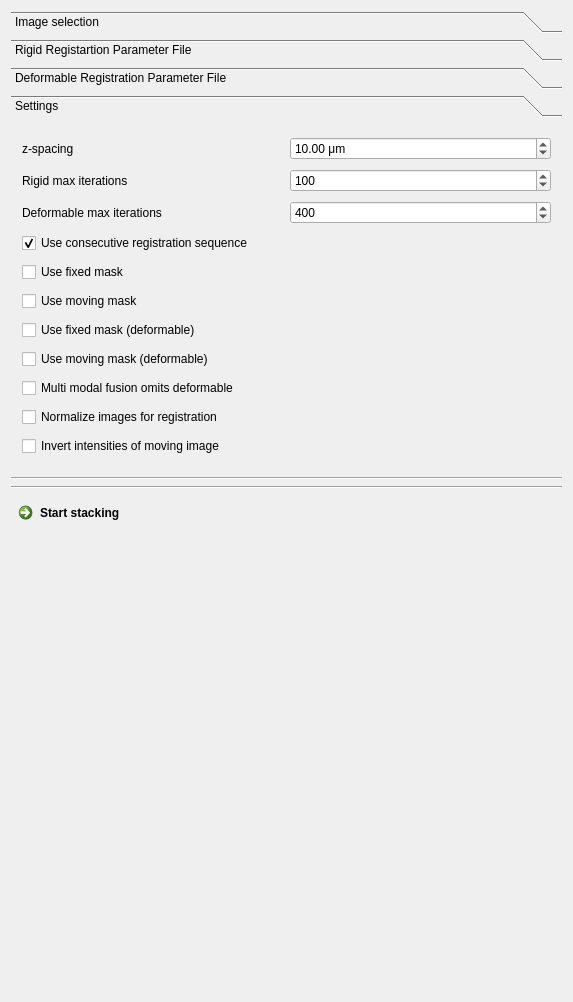
First picture: the form in Plugins/org.mitk.gui.qt.m2.Reconstruction3D/src/internal/m2Reconstruction3DControls.ui, repository m2aia/m2aia, before the edit.
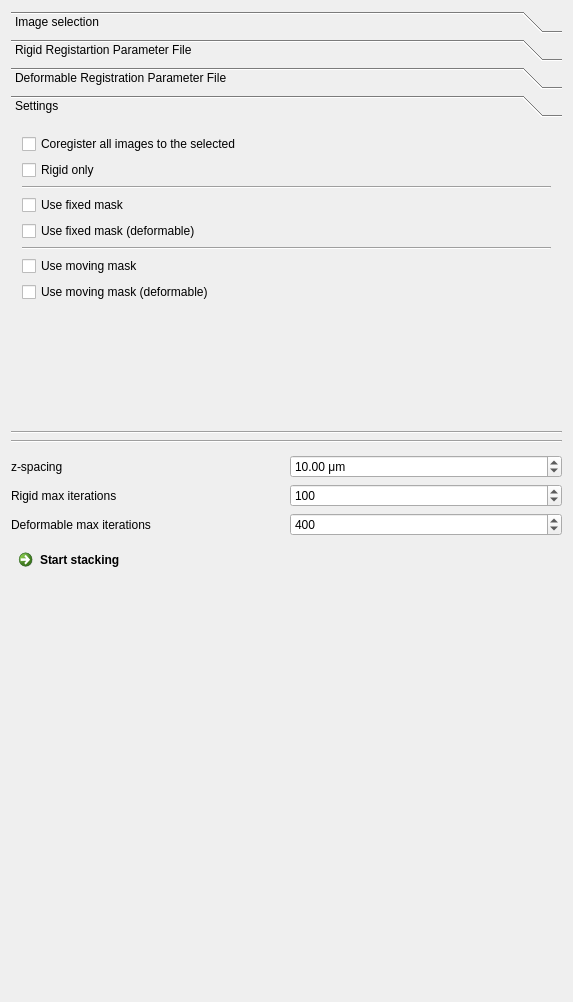
Second picture: the form after the edit. The open tabs and pages were chosen to show the change. Custom widgets are drawn as their Qt base class.

Diff of the .ui file:
```diff
--- a/Plugins/org.mitk.gui.qt.m2.Reconstruction3D/src/internal/m2Reconstruction3DControls.ui
+++ b/Plugins/org.mitk.gui.qt.m2.Reconstruction3D/src/internal/m2Reconstruction3DControls.ui
@@ -337,7 +337,7 @@
         <x>0</x>
         <y>0</y>
         <width>555</width>
-        <height>346</height>
+        <height>272</height>
        </rect>
       </property>
       <attribute name="label">
@@ -345,99 +345,23 @@
       </attribute>
       <layout class="QVBoxLayout" name="verticalLayout_2">
        <item>
-        <layout class="QHBoxLayout" name="horizontalLayout">
-         <item>
-          <widget class="QLabel" name="label_2">
-           <property name="minimumSize">
-            <size>
-             <width>0</width>
-             <height>0</height>
-            </size>
-           </property>
-           <property name="maximumSize">
-            <size>
-             <width>16777215</width>
-             <height>16777215</height>
-            </size>
-           </property>
-           <property name="text">
-            <string>z-spacing</string>
-           </property>
-          </widget>
-         </item>
-         <item>
-          <widget class="QDoubleSpinBox" name="spinBoxZSpacing">
-           <property name="suffix">
-            <string> μm</string>
-           </property>
-           <property name="decimals">
-            <number>2</number>
-           </property>
-           <property name="maximum">
-            <double>10000.000000000000000</double>
-           </property>
-           <property name="value">
-            <double>10.000000000000000</double>
-           </property>
-          </widget>
-         </item>
-        </layout>
+        <widget class="QCheckBox" name="chkBxCoRegistrationToSelected">
+         <property name="text">
+          <string>Coregister all images to the selected</string>
+         </property>
+        </widget>
        </item>
        <item>
-        <layout class="QHBoxLayout" name="horizontalLayout_3">
-         <item>
-          <widget class="QLabel" name="label">
-           <property name="text">
-            <string>Rigid max iterations</string>
-           </property>
-          </widget>
-         </item>
-         <item>
-          <widget class="QSpinBox" name="RigidMaxIters">
-           <property name="suffix">
-            <string/>
-           </property>
-           <property name="maximum">
-            <number>100000</number>
-           </property>
-           <property name="value">
-            <number>100</number>
-           </property>
-          </widget>
-         </item>
-        </layout>
-       </item>
-       <item>
-        <layout class="QHBoxLayout" name="horizontalLayout_4">
-         <item>
-          <widget class="QLabel" name="label_3">
-           <property name="text">
-            <string>Deformable max iterations</string>
-           </property>
-          </widget>
-         </item>
-         <item>
-          <widget class="QSpinBox" name="DeformableMaxIters">
-           <property name="maximum">
-            <number>100000</number>
-           </property>
-           <property name="value">
-            <number>400</number>
-           </property>
-          </widget>
-         </item>
-        </layout>
-       </item>
-       <item>
-        <widget class="QCheckBox" name="chkBxUseConsecutiveSequence">
-         <property name="toolTip">
-          <string>&lt;html&gt;&lt;head/&gt;&lt;body&gt;&lt;p&gt;Starting rom the selected item all items above and below are registered consecutively.&lt;/p&gt;&lt;/body&gt;&lt;/html&gt;</string>
-         </property>
+        <widget class="QCheckBox" name="chkBxOmitDeformable">
          <property name="text">
-          <string>Use consecutive registration sequence</string>
+          <string>Rigid only</string>
          </property>
-         <property name="checked">
-          <bool>true</bool>
+        </widget>
+       </item>
+       <item>
+        <widget class="Line" name="line_2">
+         <property name="orientation">
+          <enum>Qt::Horizontal</enum>
          </property>
         </widget>
        </item>
@@ -451,16 +375,6 @@
          </property>
         </widget>
        </item>
-       <item>
-        <widget class="QCheckBox" name="chkBxUseMovingMask">
-         <property name="text">
-          <string>Use moving mask</string>
-         </property>
-         <property name="checked">
-          <bool>false</bool>
-         </property>
-        </widget>
-       </item>
        <item>
         <widget class="QCheckBox" name="chkBxUseFixedMaskDeform">
          <property name="text">
@@ -471,6 +385,23 @@
          </property>
         </widget>
        </item>
+       <item>
+        <widget class="Line" name="line_3">
+         <property name="orientation">
+          <enum>Qt::Horizontal</enum>
+         </property>
+        </widget>
+       </item>
+       <item>
+        <widget class="QCheckBox" name="chkBxUseMovingMask">
+         <property name="text">
+          <string>Use moving mask</string>
+         </property>
+         <property name="checked">
+          <bool>false</bool>
+         </property>
+        </widget>
+       </item>
        <item>
         <widget class="QCheckBox" name="chkBxUseMovingMaskDeform">
          <property name="text">
@@ -482,25 +413,17 @@
         </widget>
        </item>
        <item>
-        <widget class="QCheckBox" name="chkBxOmitDeformable">
-         <property name="text">
-          <string>Multi modal fusion omits deformable</string>
+        <spacer name="verticalSpacer_2">
+         <property name="orientation">
+          <enum>Qt::Vertical</enum>
          </property>
-        </widget>
-       </item>
-       <item>
-        <widget class="QCheckBox" name="chkBxNormalization">
-         <property name="text">
-          <string>Normalize images for registration</string>
+         <property name="sizeHint" stdset="0">
+          <size>
+           <width>20</width>
+           <height>40</height>
+          </size>
          </property>
-        </widget>
-       </item>
-       <item>
-        <widget class="QCheckBox" name="chkBxInvertIntensities">
-         <property name="text">
-          <string>Invert intensities of moving image</string>
-         </property>
-        </widget>
+        </spacer>
        </item>
       </layout>
      </widget>
@@ -521,16 +444,102 @@
     </widget>
    </item>
    <item>
-    <layout class="QHBoxLayout" name="horizontalLayout_2">
+    <layout class="QHBoxLayout" name="horizontalLayout_2"/>
+   </item>
+   <item>
+    <widget class="QmitkSingleNodeSelectionWidget" name="centroidListSelector" native="true"/>
+   </item>
+   <item>
+    <layout class="QHBoxLayout" name="horizontalLayout">
      <item>
-      <widget class="QCommandLinkButton" name="btnStartStacking">
+      <widget class="QLabel" name="label_2">
+       <property name="minimumSize">
+        <size>
+         <width>0</width>
+         <height>0</height>
+        </size>
+       </property>
+       <property name="maximumSize">
+        <size>
+         <width>16777215</width>
+         <height>16777215</height>
+        </size>
+       </property>
        <property name="text">
-        <string>Start stacking</string>
+        <string>z-spacing</string>
        </property>
       </widget>
      </item>
+     <item>
+      <widget class="QDoubleSpinBox" name="spinBoxZSpacing">
+       <property name="suffix">
+        <string> μm</string>
+       </property>
+       <property name="decimals">
+        <number>2</number>
+       </property>
+       <property name="maximum">
+        <double>10000.000000000000000</double>
+       </property>
+       <property name="value">
+        <double>10.000000000000000</double>
+       </property>
+      </widget>
+     </item>
     </layout>
    </item>
+   <item>
+    <layout class="QHBoxLayout" name="horizontalLayout_3">
+     <item>
+      <widget class="QLabel" name="label">
+       <property name="text">
+        <string>Rigid max iterations</string>
+       </property>
+      </widget>
+     </item>
+     <item>
+      <widget class="QSpinBox" name="RigidMaxIters">
+       <property name="suffix">
+        <string/>
+       </property>
+       <property name="maximum">
+        <number>100000</number>
+       </property>
+       <property name="value">
+        <number>100</number>
+       </property>
+      </widget>
+     </item>
+    </layout>
+   </item>
+   <item>
+    <layout class="QHBoxLayout" name="horizontalLayout_4">
+     <item>
+      <widget class="QLabel" name="label_3">
+       <property name="text">
+        <string>Deformable max iterations</string>
+       </property>
+      </widget>
+     </item>
+     <item>
+      <widget class="QSpinBox" name="DeformableMaxIters">
+       <property name="maximum">
+        <number>100000</number>
+       </property>
+       <property name="value">
+        <number>400</number>
+       </property>
+      </widget>
+     </item>
+    </layout>
+   </item>
+   <item>
+    <widget class="QCommandLinkButton" name="btnStartStacking">
+     <property name="text">
+      <string>Start stacking</string>
+     </property>
+    </widget>
+   </item>
    <item>
     <spacer name="verticalSpacer">
      <property name="orientation">
@@ -547,6 +556,14 @@
   </layout>
  </widget>
  <layoutdefault spacing="6" margin="11"/>
+ <customwidgets>
+  <customwidget>
+   <class>QmitkSingleNodeSelectionWidget</class>
+   <extends>QWidget</extends>
+   <header>QmitkSingleNodeSelectionWidget.h</header>
+   <container>1</container>
+  </customwidget>
+ </customwidgets>
  <resources/>
  <connections/>
 </ui>
```
Left out of the diff: 6 changed lines with no effect on the pictures.
